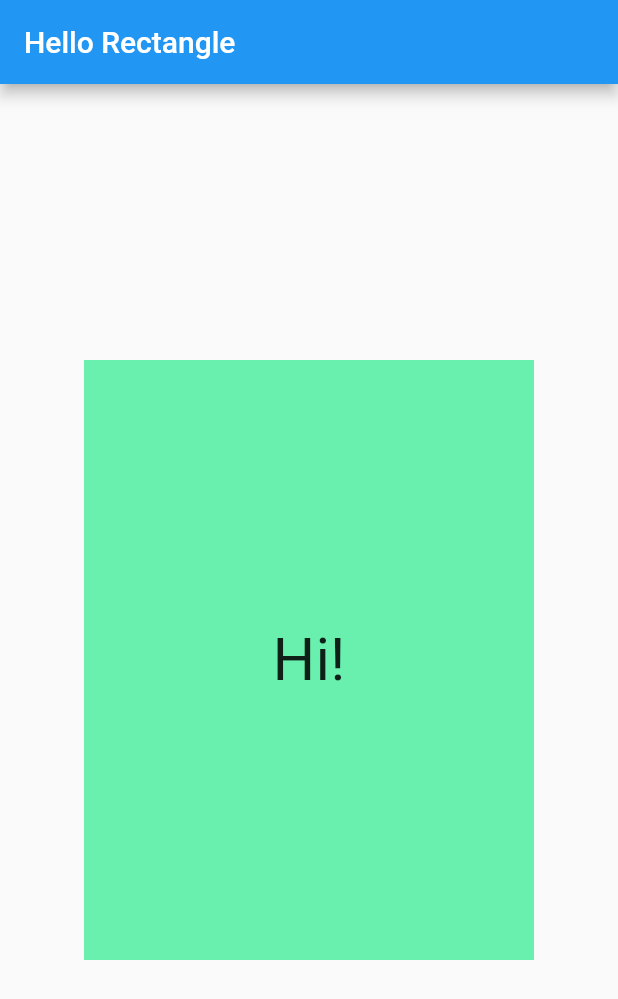
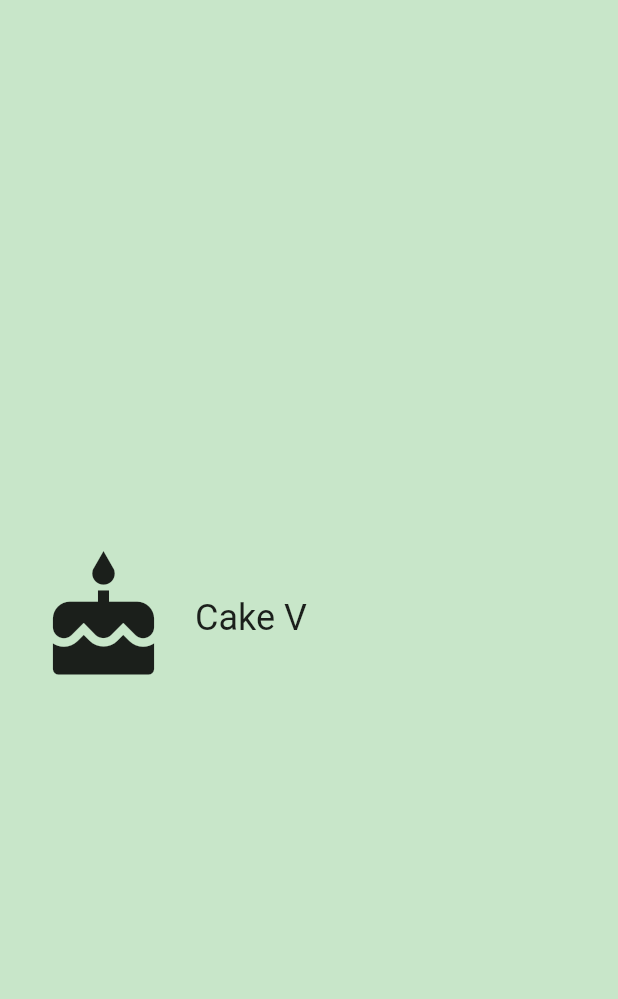
Before and after one commit to FCBTruong/NguyenHuyTruong_UdacityExercise, a Flutter app: the screen it shows after launch, on a phone screen of 412 x 824 dp. Shown: the top 999 px of the screen. Run offline on Flutter 3.47's test engine with Material 2 defaults, Android fonts, the phone set to English and light mode, and no system bars.

Commit message:
Exercise 2

```diff
--- /dev/null
+++ b/lib/category.dart
@@ -0,0 +1,80 @@
+import 'package:flutter/cupertino.dart';
+import 'package:flutter/material.dart';
+
+final _rowHeight = 200.0;
+final _borderRadius = BorderRadius.circular(0);
+
+/// A custom [Category] widget.
+///
+/// The widget is composed on an [Icon] and [Text]. Tapping on the widget shows
+/// a colored [InkWell] animation.
+class Category extends StatelessWidget {
+  /// Creates a [Category].
+  ///
+  /// A [Category] saves the name of the Category (e.g. 'Length'), its color for
+  /// the UI, and the icon that represents it (e.g. a ruler).
+  // TODO: You'll need the name, color, and iconLocation from main.dart
+  final String name;
+  final ColorSwatch color;
+  final IconData iconLocation;
+
+  const Category({
+    Key key,
+    @required this.name,
+    @required this.color,
+    @required this.iconLocation,
+}): assert(color != null),
+  assert(color != null),
+  assert(iconLocation != null),
+  super(key: key);
+
+  /// Builds a custom widget that shows [Category] information.
+  ///
+  /// This information includes the icon, name, and color for the [Category].
+  @override
+  // This `context` parameter describes the location of this widget in the
+  // widget tree. It can be used for obtaining Theme data from the nearest
+  // Theme ancestor in the tree. Below, we obtain the display1 text theme.
+  // See https://docs.flutter.io/flutter/material/Theme-class.html
+  Widget build(BuildContext context) {
+    return Material(
+      color: Colors.transparent,
+        child: Container(
+            height: _rowHeight,
+            child: InkWell(
+              borderRadius: _borderRadius,
+              splashColor: Colors.white,
+              highlightColor: Colors.blue,
+
+              onTap: (){
+                print('I was Tapped');
+            },
+              child: Padding(
+                padding: EdgeInsets.all(8.0),
+                child: Row(
+                  crossAxisAlignment: CrossAxisAlignment.stretch,
+
+                  children: [
+                    Padding(
+                      padding: EdgeInsets.all(16.0),
+
+                      child: Icon(
+                        iconLocation,
+                        size: 90.0,
+                      ),
+              ),
+                      Center(
+                        child: Text(
+                          name,
+                          textAlign: TextAlign.center,
+                          style: Theme.of(context).textTheme.headline,
+                        ),
+                      ),
+                  ],
+                ),
+              ),
+            )
+        ),
+    );
+  }
+}
--- a/lib/main.dart
+++ b/lib/main.dart
@@ -1,48 +1,34 @@
-// Copyright 2018 The Chromium Authors. All rights reserved.
-// Use of this source code is governed by a BSD-style license that can be
-// found in the LICENSE file.
+import 'package:flutter/material.dart';
+import 'package:NguyenHuyTruong_UdacityExercise/category.dart';
 
-import 'package:flutter/material.dart';
-const _padding = EdgeInsets.all(16.0);
+const _categoryName = 'Cake V';
+const _categoryIcon = Icons.cake;
+const _categoryColor = Colors.blue;
+
+/// The function that is called when main.dart is run.
 void main() {
-  runApp(
-    MaterialApp(
-      debugShowCheckedModeBanner: false,
-      title: 'Hello Rectangle',
-      home: Scaffold(
-        appBar: AppBar(
-          title: Text('Hello Rectangle'),
-        ),
-        body: HelloRectangle(),
-      ),
-    ),
-  );
+  runApp(UnitConverterApp());
 }
 
-class HelloRectangle extends StatelessWidget {
+/// This widget is the root of our application.
+/// Currently, we just show one widget in our app.
+class UnitConverterApp extends StatelessWidget {
   @override
   Widget build(BuildContext context) {
-    return Center(
-      child: Container(
-        padding: _padding,
-        color: Colors.greenAccent,
-        height: 400.0,
-        width: 300.0,
-        child: Center(
-          child: Text(
-            'Hi!',
-            style: TextStyle(fontSize: 40.0),
-            textAlign: TextAlign.center,
+    return MaterialApp(
+      debugShowCheckedModeBanner: false,
+      title: 'Unit Converter',
+      home: Scaffold(
+        backgroundColor: Colors.green[100],
+        body: Center(
+          // TODO: Determine what properties you'll need to pass into the widget
+          child: Category(
+            name: _categoryName,
+            color: _categoryColor,
+            iconLocation: _categoryIcon,
           ),
         ),
       ),
     );
   }
 }
-
-var container = Container(
-  color: Colors.purple,
-  width: 300.0,
-    height: 400.0,
-  margin: EdgeInsets.all(16.0),
-);
```
